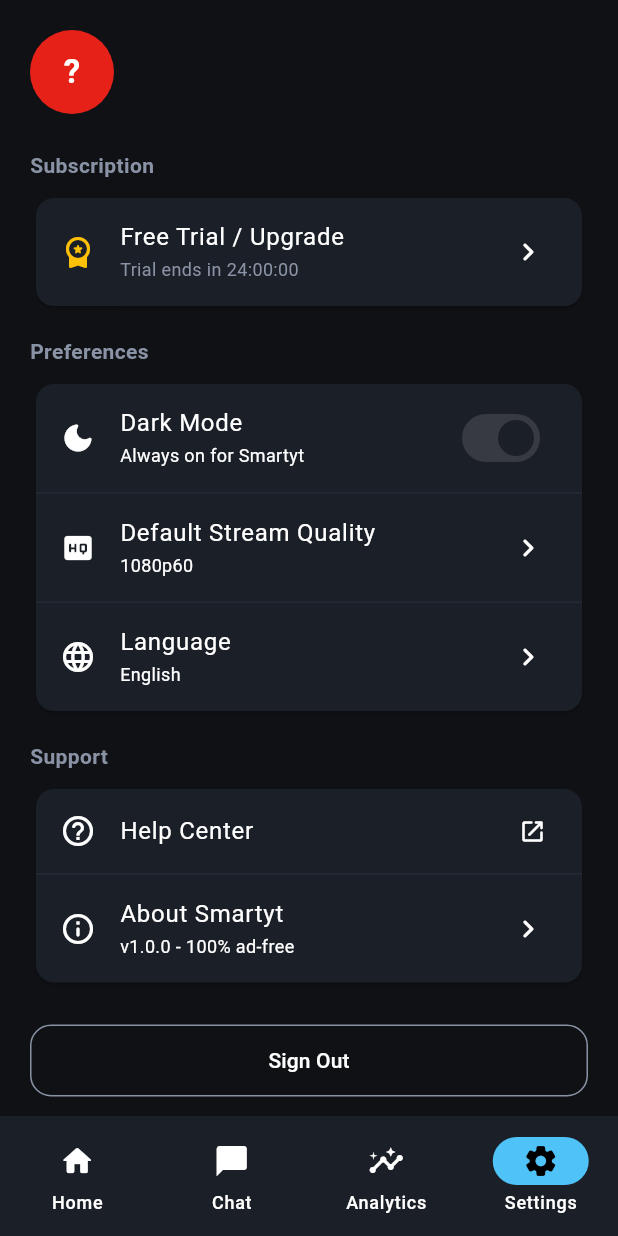
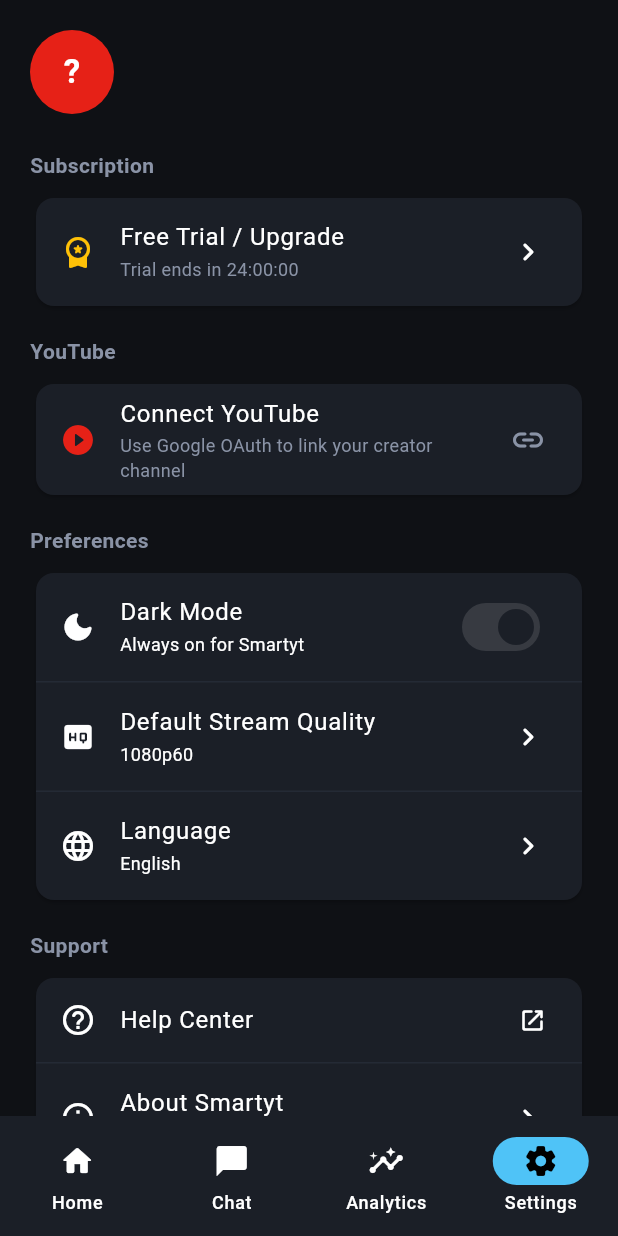
Before and after one commit to aalamdiwan555-art/Afridi, a Flutter app: the MainScreen screen opened directly, item 4 of the bottom bar chosen, on a phone screen of 412 x 824 dp. Run offline on Flutter 3.47's test engine with Material 3 defaults, Android fonts, the phone set to English and light mode, and no system bars; our stand-ins replace google_sign_in, shared_preferences; accounts and stored records are empty.

Commit message:
Add YouTube connection controls

```diff
--- a/lib/features/settings/settings_tab.dart
+++ b/lib/features/settings/settings_tab.dart
@@ -68,6 +68,36 @@ class SettingsTab extends StatelessWidget {
                 context,
                 MaterialPageRoute(builder: (_) => const PaywallScreen()),
               ),
+            ),
+          ),
+          const SizedBox(height: 16),
+          _SectionTitle('YouTube'),
+          Card(
+            color: AppColors.card,
+            child: ListTile(
+              leading: const Icon(Icons.play_circle_fill_rounded, color: AppColors.primary),
+              title: Text(auth.youtubeChannel?.title ?? 'Connect YouTube'),
+              subtitle: Text(
+                auth.youtubeChannel == null
+                    ? 'Use Google OAuth to link your creator channel'
+                    : '${auth.youtubeChannel!.subscriberLabel} subscribers - ${auth.youtubeChannel!.videoLabel} videos',
+                style: const TextStyle(color: AppColors.textMuted, fontSize: 12),
+              ),
+              trailing: auth.youtubeLoading
+                  ? const SizedBox(width: 20, height: 20, child: CircularProgressIndicator(strokeWidth: 2))
+                  : Icon(auth.youtubeChannel == null ? Icons.link_rounded : Icons.check_circle_rounded, color: auth.youtubeChannel == null ? AppColors.textMuted : AppColors.success),
+              onTap: auth.youtubeLoading
+                  ? null
+                  : () async {
+                      if (auth.youtubeChannel != null) {
+                        await auth.disconnectYouTube();
+                      } else {
+                        await auth.connectYouTube();
+                      }
+                      if (!context.mounted) return;
+                      final message = auth.youtubeError ?? (auth.youtubeChannel == null ? 'YouTube disconnected.' : 'YouTube connected successfully.');
+                      ScaffoldMessenger.of(context).showSnackBar(SnackBar(content: Text(message)));
+                    },
             ),
           ),
           const SizedBox(height: 16),
```
